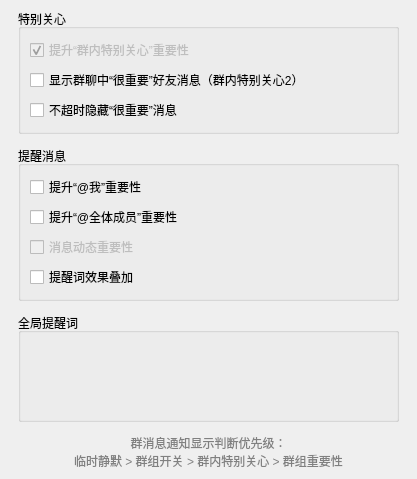
Qt form widgets/settings/specialwidget.ui (iwxyi/CatlikeQQ) before a commit.
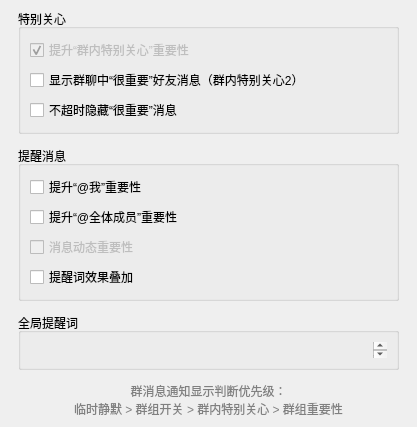
The same form after that commit.

```diff
--- a/widgets/settings/specialwidget.ui
+++ b/widgets/settings/specialwidget.ui
@@ -141,6 +141,12 @@
      <layout class="QVBoxLayout" name="verticalLayout_4">
       <item>
        <widget class="QPlainTextEdit" name="globalRemindWordsEdit">
+        <property name="minimumSize">
+         <size>
+          <width>0</width>
+          <height>16</height>
+         </size>
+        </property>
         <property name="toolTip">
          <string>&lt;html&gt;&lt;head/&gt;&lt;body&gt;&lt;p&gt;全局的关键词提醒，以空格分开&lt;/p&gt;&lt;p&gt;当发来的消息中包含任一关键词时，提升消息重要性&lt;/p&gt;&lt;p&gt;不同关键词（或相同一词）可反复叠加&lt;/p&gt;&lt;p&gt;也会与群组的提醒词效果叠加&lt;/p&gt;&lt;/body&gt;&lt;/html&gt;</string>
         </property>
```
